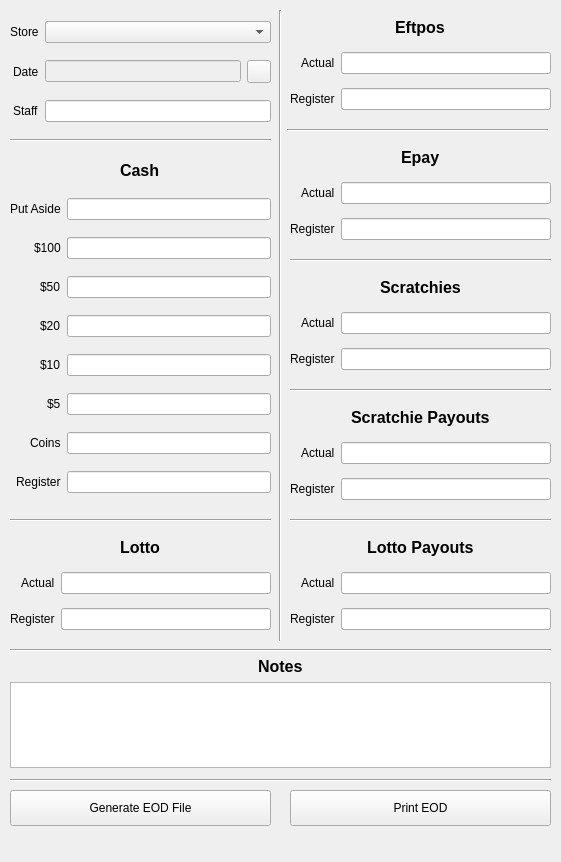
Above: main_window.ui from cyclotrons-hamhung/EODGeneratorPySide2 before the change. Below: the same form after it.
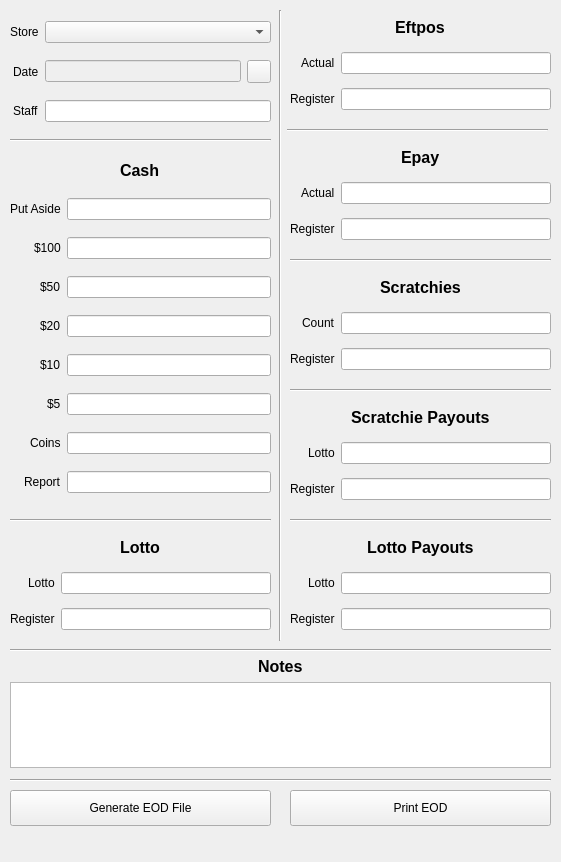
That is the form after the change.

```diff
--- a/main_window.ui
+++ b/main_window.ui
@@ -200,7 +200,7 @@
      <item row="1" column="0" alignment="Qt::AlignRight">
       <widget class="QLabel" name="scratchiesActualLabel">
        <property name="text">
-        <string>Actual</string>
+        <string>Count</string>
        </property>
       </widget>
      </item>
@@ -249,7 +249,7 @@
      <item row="1" column="0" alignment="Qt::AlignRight">
       <widget class="QLabel" name="scratchiesPayActualLabel">
        <property name="text">
-        <string>Actual</string>
+        <string>Lotto</string>
        </property>
       </widget>
      </item>
@@ -298,7 +298,7 @@
      <item row="1" column="0" alignment="Qt::AlignRight">
       <widget class="QLabel" name="lottoPayActualLabel">
        <property name="text">
-        <string>Actual</string>
+        <string>Lotto</string>
        </property>
       </widget>
      </item>
@@ -347,7 +347,7 @@
      <item row="1" column="0" alignment="Qt::AlignRight">
       <widget class="QLabel" name="lottoActualLabel">
        <property name="text">
-        <string>Actual</string>
+        <string>Lotto</string>
        </property>
       </widget>
      </item>
@@ -471,7 +471,7 @@
      <item row="8" column="0" alignment="Qt::AlignRight">
       <widget class="QLabel" name="cashregisterLabel">
        <property name="text">
-        <string>Register</string>
+        <string>Report</string>
        </property>
       </widget>
      </item>
```
